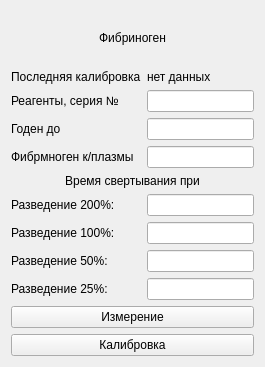
Before: the Qt Designer form choisedialog/ko3.ui in krang4d/Agrekola, drawn with Qt 5.
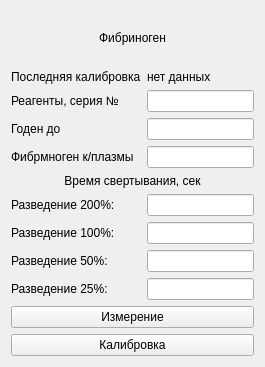
After: the same form once the commit is applied.

```diff
--- a/choisedialog/ko3.ui
+++ b/choisedialog/ko3.ui
@@ -143,7 +143,7 @@
      <item row="4" column="0" colspan="2">
       <widget class="QLabel" name="label_8">
        <property name="text">
-        <string>Время свертывания при</string>
+        <string>Время свертывания, сек</string>
        </property>
        <property name="alignment">
         <set>Qt::AlignCenter</set>
```
